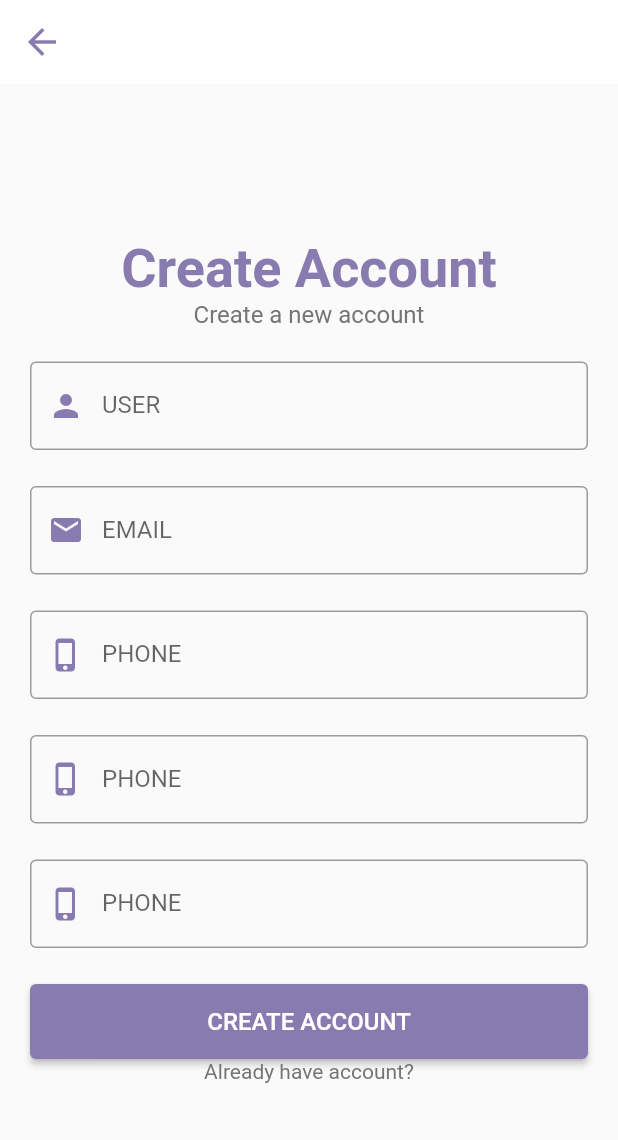
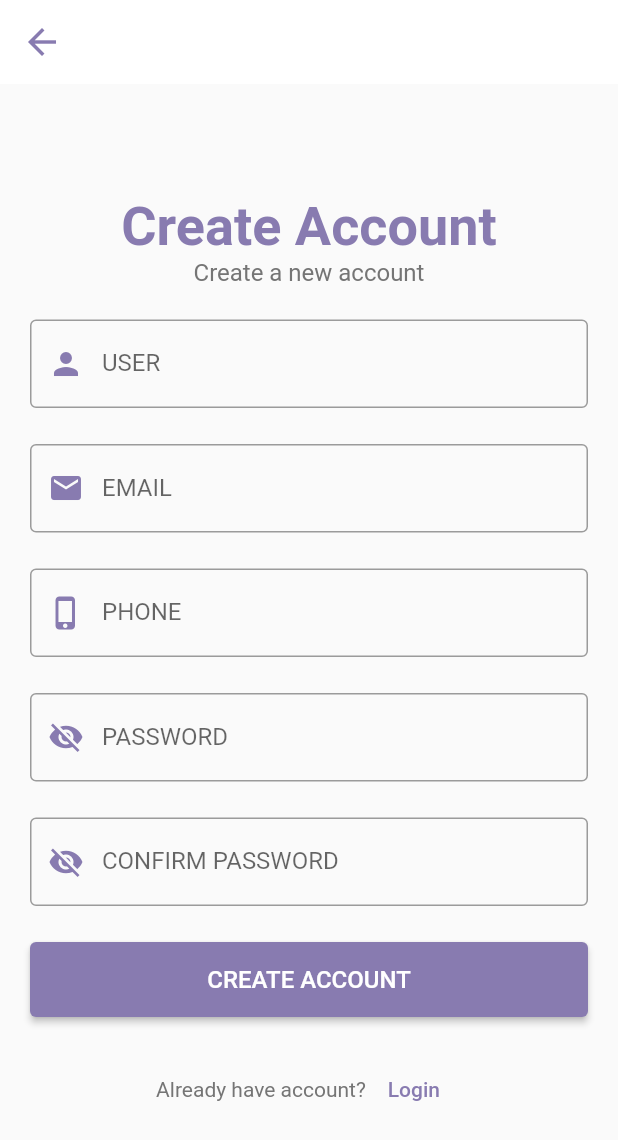
Before and after one commit to fillipehmeireles/flutter-login, a Flutter app: the screen it shows after launch, after a tap on "create a new account", on a phone screen of 412 x 824 dp. Shown: the top 1140 px of the screen. Run offline on Flutter 3.47's test engine with Material 2 defaults, Android fonts, the phone set to English and light mode, and no system bars; our stand-ins replace blur, equatable, flutter_bloc.

Commit message:
doing - refact login

```diff
--- a/lib/login/view/login_view.dart
+++ b/lib/login/view/login_view.dart
@@ -1,3 +1,4 @@
+import 'package:blur/blur.dart';
 import 'package:flutter/material.dart';
 import 'package:flutter_bloc/flutter_bloc.dart';
 import 'package:login/register/register.dart';
@@ -6,8 +7,6 @@ import 'package:login/style/app_style.dart';
 import 'package:login/widgets/buttons/primary_button.dart';
 import 'package:login/widgets/buttons/primary_text_button.dart';
 import 'package:login/widgets/text_inputs/primary_text_input.dart';
-
-import '../../widgets/text_inputs/email_text_input.dart';
 import '../bloc/login_bloc.dart';
 
 part 'buttons/login_button.dart';
@@ -27,6 +26,19 @@ class LoginView extends StatelessWidget {
           mainAxisAlignment: MainAxisAlignment.center,
           crossAxisAlignment: CrossAxisAlignment.center,
           children: [
+            /*  const Image(
+              image: AssetImage('assets/images/logo.png'),
+              width: 100,
+            ),*/
+            SizedBox(
+              width: 95,
+              child: Image.asset('assets/images/logo.png').blurred(
+                colorOpacity: 0,
+                borderRadius:
+                    const BorderRadius.horizontal(right: Radius.circular(10)),
+                blur: 1.8,
+              ),
+            ),
             Text(
               'Welcome Back',
               style: TextStyle(
@@ -37,7 +49,7 @@ class LoginView extends StatelessWidget {
             Text('Sign to continue',
                 style:
                     TextStyle(color: AppStyle.secondaryColor, fontSize: 16.0)),
-            const Padding(padding: EdgeInsets.only(bottom: 22)),
+            const Padding(padding: EdgeInsets.only(bottom: 80)),
             const _EmailInput(),
             const Padding(padding: EdgeInsets.all(12)),
             //_PasswordInput(),
--- a/lib/register/bloc/register_bloc.dart
+++ b/lib/register/bloc/register_bloc.dart
@@ -1,5 +1,6 @@
 import 'dart:async';
 
+import 'package:flutter/material.dart';
 import 'package:flutter_bloc/flutter_bloc.dart';
 import 'package:login/register/bloc/register_event.dart';
 import 'package:login/register/bloc/register_state.dart';
@@ -9,6 +10,10 @@ class RegisterBloc extends Bloc<RegisterEvent, RegisterState> {
     on<RegisterEmailChanged>(_onRegisterEmailChanged);
     on<RegisterNameChanged>(_onRegisterNameChanged);
     on<RegisterPhoneChanged>(_onRegisterPhoneChanged);
+    on<RegisterPasswordChanged>(_onRegisterPasswordChanged);
+    on<PasswordVisibilityChanged>(_onPasswordVisibilityChanged);
+    on<RegisterPasswordConfirmChanged>(_onPasswordConfirmChanged);
+    on<PasswordVisibilityConfirmChanged>(_onPasswordVisibilityConfirmChanged);
   }
 
   void _onRegisterEmailChanged(
@@ -26,4 +31,28 @@ class RegisterBloc extends Bloc<RegisterEvent, RegisterState> {
   void _onRegisterPhoneChanged(
           RegisterPhoneChanged event, Emitter<RegisterState> emit) =>
       emit(state.copyWith(phone: event.phone));
+
+  void _onPasswordVisibilityChanged(
+          PasswordVisibilityChanged event, Emitter<RegisterState> emit) =>
+      emit(state.copyWith(
+          passwordHidden: !state.passwordHidden,
+          passwordIcon:
+              state.passwordHidden ? Icons.visibility_off : Icons.visibility));
+
+  void _onPasswordVisibilityConfirmChanged(
+          PasswordVisibilityConfirmChanged event,
+          Emitter<RegisterState> emit) =>
+      emit(state.copyWith(
+          passwordHiddenConfirm: !state.passwordHiddenConfirm,
+          passwordIconConfirm: state.passwordHiddenConfirm
+              ? Icons.visibility_off
+              : Icons.visibility));
+
+  void _onRegisterPasswordChanged(
+          RegisterPasswordChanged event, Emitter<RegisterState> emit) =>
+      emit(state.copyWith(password: event.password));
+
+  void _onPasswordConfirmChanged(
+          RegisterPasswordConfirmChanged event, Emitter<RegisterState> emit) =>
+      emit(state.copyWith(passwordConfirm: event.passwordConfirm));
 }
--- a/lib/register/bloc/register_event.dart
+++ b/lib/register/bloc/register_event.dart
@@ -30,3 +30,35 @@ class RegisterPhoneChanged extends RegisterEvent {
   @override
   List<Object> get props => [phone];
 }
+
+class RegisterPasswordChanged extends RegisterEvent {
+  const RegisterPasswordChanged(this.password);
+
+  final String password;
+
+  @override
+  List<Object> get props => [password];
+}
+
+class PasswordVisibilityChanged extends RegisterEvent {
+  const PasswordVisibilityChanged();
+
+  @override
+  List<Object> get props => [];
+}
+
+class RegisterPasswordConfirmChanged extends RegisterEvent {
+  const RegisterPasswordConfirmChanged(this.passwordConfirm);
+
+  final String passwordConfirm;
+
+  @override
+  List<Object> get props => [passwordConfirm];
+}
+
+class PasswordVisibilityConfirmChanged extends RegisterEvent {
+  const PasswordVisibilityConfirmChanged();
+
+  @override
+  List<Object> get props => [];
+}
--- a/lib/register/bloc/register_state.dart
+++ b/lib/register/bloc/register_state.dart
@@ -1,22 +1,60 @@
 import 'package:equatable/equatable.dart';
+import 'package:flutter/material.dart';
 
 class RegisterState extends Equatable {
-  const RegisterState(
-      {this.name = '', this.email = '', this.phone = '', this.password = ''});
+  const RegisterState({
+    this.name = '',
+    this.email = '',
+    this.phone = '',
+    this.password = '',
+    this.passwordHidden = false,
+    this.passwordIcon = Icons.visibility_off,
+    this.passwordConfirm = '',
+    this.passwordHiddenConfirm = false,
+    this.passwordIconConfirm = Icons.visibility_off,
+  });
 
   final String name;
   final String email;
   final String phone;
   final String password;
-
+  final bool passwordHidden;
+  final IconData passwordIcon;
+  final String passwordConfirm;
+  final bool passwordHiddenConfirm;
+  final IconData passwordIconConfirm;
   @override
-  List<Object> get props => [name, email, phone, password];
+  List<Object> get props => [
+        name,
+        email,
+        phone,
+        password,
+        passwordHidden,
+        passwordIcon,
+        passwordConfirm,
+        passwordHiddenConfirm,
+        passwordIconConfirm
+      ];
 
   RegisterState copyWith(
-          {String? name, String? email, String? phone, String? password}) =>
+          {String? name,
+          String? email,
+          String? phone,
+          String? password,
+          bool? passwordHidden,
+          IconData? passwordIcon,
+          String? passwordConfirm,
+          bool? passwordHiddenConfirm,
+          IconData? passwordIconConfirm}) =>
       RegisterState(
           name: name ?? this.name,
           email: email ?? this.email,
           phone: phone ?? this.phone,
-          password: password ?? this.password);
+          password: password ?? this.password,
+          passwordHidden: passwordHidden ?? this.passwordHidden,
+          passwordIcon: passwordIcon ?? this.passwordIcon,
+          passwordConfirm: passwordConfirm ?? this.passwordConfirm,
+          passwordHiddenConfirm:
+              passwordHiddenConfirm ?? this.passwordHiddenConfirm,
+          passwordIconConfirm: passwordIconConfirm ?? this.passwordIconConfirm);
 }
--- a/lib/register/view/register_view.dart
+++ b/lib/register/view/register_view.dart
@@ -5,7 +5,9 @@ import 'package:login/register/bloc/register_event.dart';
 import 'package:login/register/bloc/register_state.dart';
 import 'package:login/style/app_style.dart';
 import 'package:login/widgets/buttons/primary_button.dart';
+import 'package:login/widgets/buttons/primary_text_button.dart';
 import 'package:login/widgets/text_inputs/email_text_input.dart';
+import 'package:login/widgets/text_inputs/password_text_input.dart';
 import 'package:login/widgets/text_inputs/phone_text_input.dart';
 import 'package:login/widgets/text_inputs/user_text_input.dart';
 
@@ -14,7 +16,7 @@ class RegisterView extends StatelessWidget {
 
   @override
   Widget build(BuildContext context) {
-    return Padding(
+    return Container(
       padding: const EdgeInsets.only(right: 20, left: 20),
       child:
           BlocBuilder<RegisterBloc, RegisterState>(builder: (context, state) {
@@ -51,19 +53,29 @@ class RegisterView extends StatelessWidget {
                       .read<RegisterBloc>()
                       .add(RegisterPhoneChanged(phone))),
               const Padding(padding: EdgeInsets.all(12)),
-              PhoneTextInput(
-                  text: 'PHONE',
-                  onChange: (phone) => context
+              PasswordTextInput(
+                  passwordHidden: state.passwordHidden,
+                  passwordIcon: state.passwordIcon,
+                  onChange: (password) => context
                       .read<RegisterBloc>()
-                      .add(RegisterPhoneChanged(phone))),
+                      .add(RegisterPasswordChanged(password)),
+                  onPress: () => context
+                      .read<RegisterBloc>()
+                      .add(const PasswordVisibilityChanged())),
               const Padding(padding: EdgeInsets.all(12)),
-              PhoneTextInput(
-                  text: 'PHONE',
-                  onChange: (phone) => context
+              PasswordTextInput(
+                  text: 'CONFIRM PASSWORD',
+                  passwordHidden: state.passwordHiddenConfirm,
+                  passwordIcon: state.passwordIconConfirm,
+                  onChange: (passwordConfirm) => context
                       .read<RegisterBloc>()
-                      .add(RegisterPhoneChanged(phone))),
+                      .add(RegisterPasswordConfirmChanged(passwordConfirm)),
+                  onPress: () => context
+                      .read<RegisterBloc>()
+                      .add(const PasswordVisibilityConfirmChanged())),
               const Padding(padding: EdgeInsets.all(12)),
               PrimaryButton(text: 'CREATE ACCOUNT', onPress: () => {}),
+              const Padding(padding: EdgeInsets.all(12)),
               Row(
                 mainAxisAlignment: MainAxisAlignment.center,
                 crossAxisAlignment: CrossAxisAlignment.center,
@@ -72,6 +84,7 @@ class RegisterView extends StatelessWidget {
                     "Already have account?",
                     style: TextStyle(color: Colors.grey.shade600),
                   ),
+                  PrimaryTextButton(text: 'Login', onPress: () => {})
                 ],
               )
             ]);
--- /dev/null
+++ b/lib/widgets/text_inputs/password_text_input.dart
@@ -0,0 +1,31 @@
+import 'package:flutter/material.dart';
+import 'package:login/widgets/text_inputs/primary_text_input.dart';
+
+import '../../style/app_style.dart';
+
+class PasswordTextInput<WidgetBloc, WidgetState> extends StatelessWidget {
+  const PasswordTextInput(
+      {super.key,
+      required this.passwordHidden,
+      required this.passwordIcon,
+      required this.onChange,
+      required this.onPress,
+      this.text});
+
+  final void Function(String) onChange;
+  final void Function() onPress;
+  final bool passwordHidden;
+  final IconData passwordIcon;
+  final String? text;
+  @override
+  Widget build(BuildContext context) {
+    return PrimaryTextInput(
+        text: text ?? 'PASSWORD',
+        obscureText: passwordHidden,
+        iconButton: IconButton(
+          icon: Icon(passwordIcon, color: AppStyle.primaryColor),
+          onPressed: onPress,
+        ),
+        onChange: onChange);
+  }
+}
```
Also changed, not shown: pubspec.yaml (+4 -3 lines), assets/images/logo.png (added), pubspec.lock.
